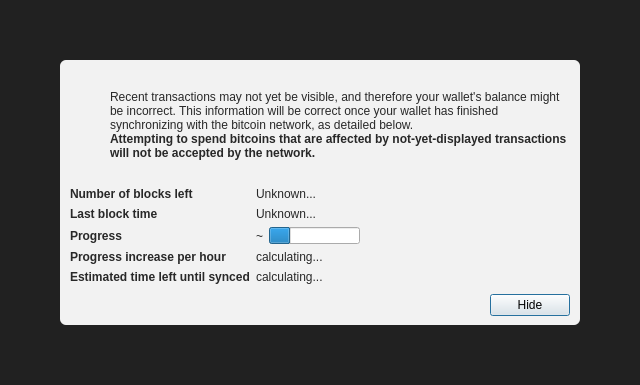
Before: the Qt Designer form src/qt/forms/modaloverlay.ui in Actinium-project/Actinium-ng, drawn with Qt 5.
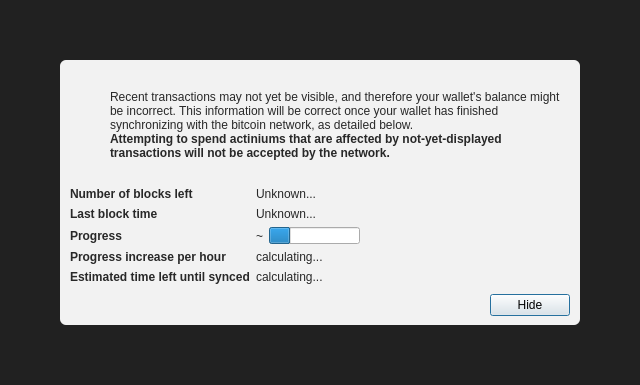
After: the same form once the commit is applied. Icons and pictures are not drawn. Custom widgets are drawn as their Qt base class.

Diff of the .ui file:
```diff
--- a/src/qt/forms/modaloverlay.ui
+++ b/src/qt/forms/modaloverlay.ui
@@ -149,7 +149,7 @@
                 </font>
                </property>
                <property name="text">
-                <string>Attempting to spend bitcoins that are affected by not-yet-displayed transactions will not be accepted by the network.</string>
+                <string>Attempting to spend actiniums that are affected by not-yet-displayed transactions will not be accepted by the network.</string>
                </property>
                <property name="textFormat">
                 <enum>Qt::RichText</enum>
```
